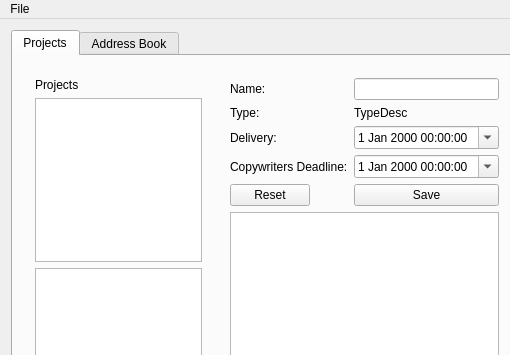
Old version of the form mainwindow.ui in the repository lazin87/KotkaSource; both pictures show x 0 to 510 and y 0 to 355 of the 730 by 489 pixel window.
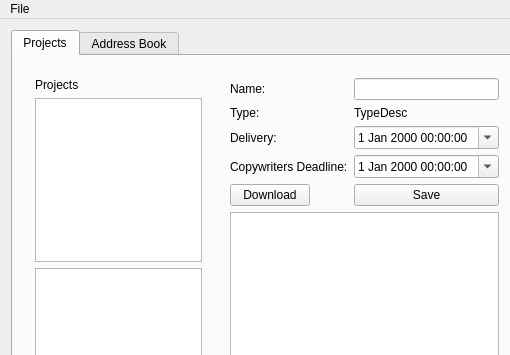
New version of the form.

What changed in the file:
```diff
--- a/mainwindow.ui
+++ b/mainwindow.ui
@@ -132,7 +132,7 @@
              <item row="4" column="0">
               <widget class="QPushButton" name="resetButton">
                <property name="text">
-                <string>Reset</string>
+                <string>Download</string>
                </property>
               </widget>
              </item>
```
Left out of the diff: 24 changed lines with no effect on the pictures.
